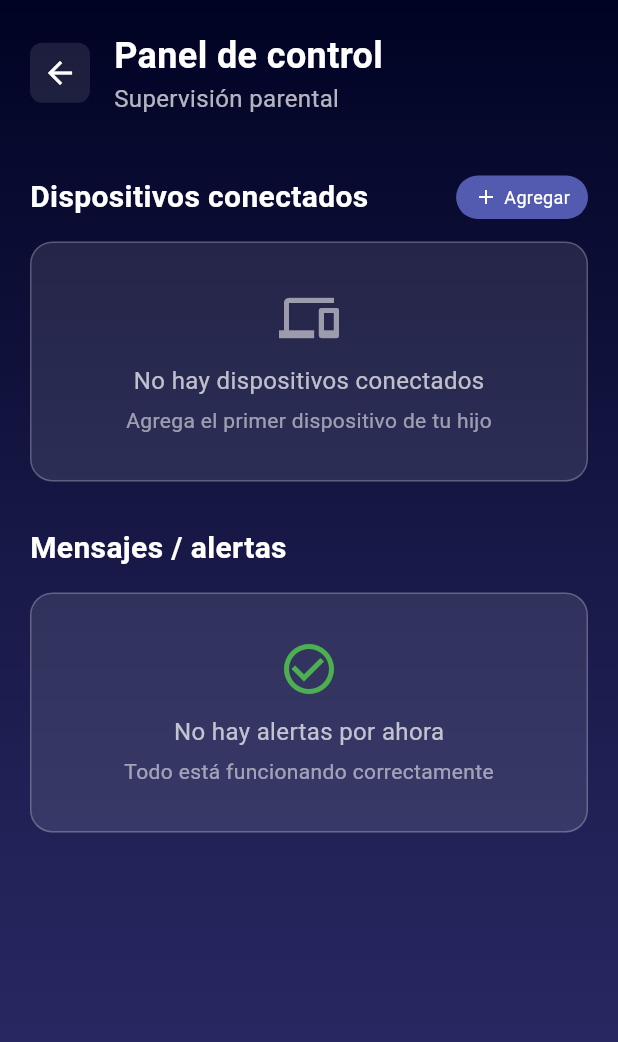
After one commit to Otrebor280971/Nexo, a Flutter app: the ParentHomePage screen opened by its route, on a phone screen of 412 x 824 dp. The commit adds this screen. Shown: the top 1042 px of the screen. Run offline on Flutter 3.47's test engine with Material 3 defaults, Android fonts, the phone set to English and light mode, and no system bars; missing offline and left inert: bcrypt.

Commit message:
HOMEPAGE PAPAS

```diff
--- /dev/null
+++ b/lib/homepage.dart
@@ -0,0 +1,562 @@
+// homepage.dart
+import 'package:flutter/material.dart';
+
+class ParentHomePage extends StatefulWidget {
+  @override
+  _ParentHomePageState createState() => _ParentHomePageState();
+}
+
+class _ParentHomePageState extends State<ParentHomePage> {
+  // Lista de dispositivos conectados
+  List<Device> connectedDevices = [];
+
+  // Lista de alertas de mensajes sospechosos
+  List<SuspiciousAlert> suspiciousAlerts = [];
+
+  @override
+  Widget build(BuildContext context) {
+    return Scaffold(
+      body: Container(
+        decoration: BoxDecoration(
+          gradient: LinearGradient(
+            begin: Alignment.topCenter,
+            end: Alignment.bottomCenter,
+            colors: [
+              Color(0xFF010324),
+              Color(0xFF1a1b4b),
+              Color(0xFF2d2e6b),
+            ],
+          ),
+        ),
+        child: SafeArea(
+          child: Column(
+            children: [
+              // Header con flecha de regreso
+              _buildHeader(),
+
+              // Contenido principal con scroll
+              Expanded(
+                child: SingleChildScrollView(
+                  padding: EdgeInsets.all(20),
+                  child: Column(
+                    crossAxisAlignment: CrossAxisAlignment.start,
+                    children: [
+                      // Sección de dispositivos
+                      _buildDevicesSection(),
+                      SizedBox(height: 30),
+
+                      // Sección de alertas
+                      _buildAlertsSection(),
+                    ],
+                  ),
+                ),
+              ),
+            ],
+          ),
+        ),
+      ),
+    );
+  }
+
+  Widget _buildHeader() {
+    return Container(
+      padding: EdgeInsets.all(20),
+      child: Row(
+        children: [
+          // Flecha para regresar
+          GestureDetector(
+            onTap: () {
+              Navigator.pushNamedAndRemoveUntil(
+                context,
+                '/parent-login',
+                (route) => false
+              );
+            },
+            child: Container(
+              padding: EdgeInsets.all(8),
+              decoration: BoxDecoration(
+                color: Colors.white.withOpacity(0.1),
+                borderRadius: BorderRadius.circular(8),
+              ),
+              child: Icon(
+                Icons.arrow_back,
+                color: Colors.white,
+                size: 24,
+              ),
+            ),
+          ),
+          SizedBox(width: 16),
+
+          // Título
+          Expanded(
+            child: Column(
+              crossAxisAlignment: CrossAxisAlignment.start,
+              children: [
+                Text(
+                  'Panel de control',
+                  style: TextStyle(
+                    color: Colors.white,
+                    fontSize: 24,
+                    fontWeight: FontWeight.bold,
+                  ),
+                ),
+                Text(
+                  'Supervisión parental',
+                  style: TextStyle(
+                    color: Colors.white70,
+                    fontSize: 16,
+                  ),
+                ),
+              ],
+            ),
+          ),
+        ],
+      ),
+    );
+  }
+
+  Widget _buildDevicesSection() {
+    return Column(
+      crossAxisAlignment: CrossAxisAlignment.start,
+      children: [
+        Row(
+          mainAxisAlignment: MainAxisAlignment.spaceBetween,
+          children: [
+            Text(
+              'Dispositivos conectados',
+              style: TextStyle(
+                color: Colors.white,
+                fontSize: 20,
+                fontWeight: FontWeight.bold,
+              ),
+            ),
+            GestureDetector(
+              onTap: () => _showAddDeviceDialog(),
+              child: Container(
+                padding: EdgeInsets.symmetric(horizontal: 12, vertical: 6),
+                decoration: BoxDecoration(
+                  color: Color(0xFF535BB0),
+                  borderRadius: BorderRadius.circular(20),
+                ),
+                child: Row(
+                  mainAxisSize: MainAxisSize.min,
+                  children: [
+                    Icon(Icons.add, color: Colors.white, size: 16),
+                    SizedBox(width: 4),
+                    Text(
+                      'Agregar',
+                      style: TextStyle(color: Colors.white, fontSize: 12),
+                    ),
+                  ],
+                ),
+              ),
+            ),
+          ],
+        ),
+        SizedBox(height: 15),
+
+        // Lista de dispositivos o mensaje vacío
+        if (connectedDevices.isNotEmpty)
+          ...connectedDevices.map((device) => _buildDeviceCard(device)).toList()
+        else
+          _buildEmptyDevicesCard(),
+      ],
+    );
+  }
+
+  Widget _buildDeviceCard(Device device) {
+    return Container(
+      margin: EdgeInsets.only(bottom: 15),
+      padding: EdgeInsets.all(16),
+      decoration: BoxDecoration(
+        color: Colors.white,
+        borderRadius: BorderRadius.circular(15),
+        boxShadow: [
+          BoxShadow(
+            color: Colors.black.withOpacity(0.1),
+            blurRadius: 10,
+            offset: Offset(0, 5),
+          ),
+        ],
+      ),
+      child: Row(
+        children: [
+          // Icono del dispositivo
+          Container(
+            width: 50,
+            height: 50,
+            decoration: BoxDecoration(
+              color: Color(0xFF4CAF50).withOpacity(0.1),
+              borderRadius: BorderRadius.circular(25),
+            ),
+            child: Icon(
+              Icons.phone_android,
+              color: Color(0xFF4CAF50),
+              size: 24,
+            ),
+          ),
+          SizedBox(width: 15),
+
+          // Información del dispositivo
+          Expanded(
+            child: Column(
+              crossAxisAlignment: CrossAxisAlignment.start,
+              children: [
+                Text(
+                  device.name,
+                  style: TextStyle(
+                    fontSize: 16,
+                    fontWeight: FontWeight.bold,
+                    color: Color(0xFF2d2e6b),
+                  ),
+                ),
+                SizedBox(height: 4),
+                Row(
+                  children: [
+                    Container(
+                      width: 8,
+                      height: 8,
+                      decoration: BoxDecoration(
+                        color: Color(0xFF4CAF50),
+                        borderRadius: BorderRadius.circular(4),
+                      ),
+                    ),
+                    SizedBox(width: 6),
+                    Text(
+                      'Conectado',
+                      style: TextStyle(
+                        fontSize: 12,
+                        color: Color(0xFF757575),
+                      ),
+                    ),
+                  ],
+                ),
+              ],
+            ),
+          ),
+
+          // Botón de eliminar
+          GestureDetector(
+            onTap: () => _removeDevice(device),
+            child: Container(
+              padding: EdgeInsets.all(8),
+              decoration: BoxDecoration(
+                color: Color(0xFFFFEBEE),
+                borderRadius: BorderRadius.circular(8),
+              ),
+              child: Icon(
+                Icons.delete_outline,
+                color: Color(0xFFF44336),
+                size: 20,
+              ),
+            ),
+          ),
+        ],
+      ),
+    );
+  }
+
+  Widget _buildEmptyDevicesCard() {
+    return Container(
+      padding: EdgeInsets.all(30),
+      decoration: BoxDecoration(
+        color: Colors.white.withOpacity(0.1),
+        borderRadius: BorderRadius.circular(15),
+        border: Border.all(color: Colors.white24),
+      ),
+      child: Center(
+        child: Column(
+          children: [
+            Icon(
+              Icons.devices,
+              color: Colors.white54,
+              size: 40,
+            ),
+            SizedBox(height: 10),
+            Text(
+              'No hay dispositivos conectados',
+              style: TextStyle(
+                color: Colors.white70,
+                fontSize: 16,
+              ),
+            ),
+            SizedBox(height: 5),
+            Text(
+              'Agrega el primer dispositivo de tu hijo',
+              style: TextStyle(
+                color: Colors.white54,
+                fontSize: 14,
+              ),
+            ),
+          ],
+        ),
+      ),
+    );
+  }
+
+  Widget _buildAlertsSection() {
+    return Column(
+      crossAxisAlignment: CrossAxisAlignment.start,
+      children: [
+        Text(
+          'Mensajes / alertas',
+          style: TextStyle(
+            color: Colors.white,
+            fontSize: 20,
+            fontWeight: FontWeight.bold,
+          ),
+        ),
+        SizedBox(height: 15),
+
+        // Lista de alertas o mensaje vacío
+        if (suspiciousAlerts.isNotEmpty)
+          ...suspiciousAlerts.map((alert) => _buildAlertCard(alert)).toList()
+        else
+          _buildEmptyAlertsCard(),
+      ],
+    );
+  }
+
+  Widget _buildAlertCard(SuspiciousAlert alert) {
+    return Container(
+      margin: EdgeInsets.only(bottom: 12),
+      padding: EdgeInsets.all(16),
+      decoration: BoxDecoration(
+        color: Colors.white,
+        borderRadius: BorderRadius.circular(12),
+        boxShadow: [
+          BoxShadow(
+            color: Colors.black.withOpacity(0.05),
+            blurRadius: 8,
+            offset: Offset(0, 2),
+          ),
+        ],
+      ),
+      child: Row(
+        children: [
+          // Icono de alerta
+          Container(
+            width: 40,
+            height: 40,
+            decoration: BoxDecoration(
+              color: Color(0xFFFF9800).withOpacity(0.1),
+              borderRadius: BorderRadius.circular(20),
+            ),
+            child: Icon(
+              Icons.warning,
+              color: Color(0xFFFF9800),
+              size: 20,
+            ),
+          ),
+          SizedBox(width: 12),
+
+          // Contenido de la alerta
+          Expanded(
+            child: Column(
+              crossAxisAlignment: CrossAxisAlignment.start,
+              children: [
+                Text(
+                  'Mensaje sospechoso detectado',
+                  style: TextStyle(
+                    fontSize: 14,
+                    fontWeight: FontWeight.w500,
+                    color: Color(0xFF2d2e6b),
+                  ),
+                ),
+                SizedBox(height: 4),
+                Text(
+                  '${alert.deviceName} • ${_formatDateTime(alert.timestamp)}',
+                  style: TextStyle(
+                    fontSize: 12,
+                    color: Color(0xFF757575),
+                  ),
+                ),
+              ],
+            ),
+          ),
+        ],
+      ),
+    );
+  }
+
+  Widget _buildEmptyAlertsCard() {
+    return Container(
+      padding: EdgeInsets.all(30),
+      decoration: BoxDecoration(
+        color: Colors.white.withOpacity(0.1),
+        borderRadius: BorderRadius.circular(15),
+        border: Border.all(color: Colors.white24),
+      ),
+      child: Center(
+        child: Column(
+          children: [
+            Icon(
+              Icons.check_circle_outline,
+              color: Color(0xFF4CAF50),
+              size: 40,
+            ),
+            SizedBox(height: 10),
+            Text(
+              'No hay alertas por ahora',
+              style: TextStyle(
+                color: Colors.white70,
+                fontSize: 16,
+              ),
+            ),
+            SizedBox(height: 5),
+            Text(
+              'Todo está funcionando correctamente',
+              style: TextStyle(
+                color: Colors.white54,
+                fontSize: 14,
+              ),
+            ),
+          ],
+        ),
+      ),
+    );
+  }
+
+  // Función para formatear fecha y hora
+  String _formatDateTime(DateTime dateTime) {
+    final now = DateTime.now();
+    final today = DateTime(now.year, now.month, now.day);
+    final alertDate = DateTime(dateTime.year, dateTime.month, dateTime.day);
+
+    if (alertDate == today) {
+      return 'Hoy ${dateTime.hour.toString().padLeft(2, '0')}:${dateTime.minute.toString().padLeft(2, '0')}';
+    } else if (alertDate == today.subtract(Duration(days: 1))) {
+      return 'Ayer ${dateTime.hour.toString().padLeft(2, '0')}:${dateTime.minute.toString().padLeft(2, '0')}';
+    } else {
+      return '${dateTime.day}/${dateTime.month} ${dateTime.hour.toString().padLeft(2, '0')}:${dateTime.minute.toString().padLeft(2, '0')}';
+    }
+  }
+
+  // Diálogo para agregar dispositivo
+  void _showAddDeviceDialog() {
+    final _codeController = TextEditingController();
+
+    showDialog(
+      context: context,
+      builder: (context) => AlertDialog(
+        title: Text('Agregar Dispositivo'),
+        content: Column(
+          mainAxisSize: MainAxisSize.min,
+          children: [
+            Text('Ingresa el código que generó tu hijo:'),
+            SizedBox(height: 15),
+            TextField(
+              controller: _codeController,
+              decoration: InputDecoration(
+                hintText: 'Código de 6 dígitos',
+                border: OutlineInputBorder(
+                  borderRadius: BorderRadius.circular(8),
+                ),
+                prefixIcon: Icon(Icons.qr_code),
+              ),
+              keyboardType: TextInputType.number,
+              maxLength: 6,
+            ),
+          ],
+        ),
+        actions: [
+          TextButton(
+            onPressed: () => Navigator.pop(context),
+            child: Text('Cancelar'),
+          ),
+          ElevatedButton(
+            style: ElevatedButton.styleFrom(
+              backgroundColor: Color(0xFF535BB0),
+            ),
+            onPressed: () {
+              if (_codeController.text.length == 6) {
+                _addDevice(_codeController.text);
+                Navigator.pop(context);
+              } else {
+                ScaffoldMessenger.of(context).showSnackBar(
+                  SnackBar(
+                    content: Text('Ingresa un código válido de 8 dígitos'),
+                    backgroundColor: Colors.red,
+                  ),
+                );
+              }
+            },
+            child: Text('Conectar', style: TextStyle(color: Colors.white)),
+          ),
+        ],
+      ),
+    );
+  }
+
+  // Función para agregar dispositivo
+  void _addDevice(String code) {
+    setState(() {
+      connectedDevices.add(Device(
+        id: code,
+        name: 'Dispositivo ${code}',
+      ));
+    });
+
+    ScaffoldMessenger.of(context).showSnackBar(
+      SnackBar(
+        content: Text('Dispositivo conectado exitosamente'),
+        backgroundColor: Colors.green,
+      ),
+    );
+  }
+
+  // Función para eliminar dispositivo
+  void _removeDevice(Device device) {
+    showDialog(
+      context: context,
+      builder: (context) => AlertDialog(
+        title: Text('Eliminar Dispositivo'),
+        content: Text('¿Estás seguro de que quieres desconectar "${device.name}"?'),
+        actions: [
+          TextButton(
+            onPressed: () => Navigator.pop(context),
+            child: Text('Cancelar'),
+          ),
+          TextButton(
+            onPressed: () {
+              setState(() {
+                connectedDevices.remove(device);
+              });
+              Navigator.pop(context);
+              ScaffoldMessenger.of(context).showSnackBar(
+                SnackBar(
+                  content: Text('Dispositivo desconectado'),
+                  backgroundColor: Colors.orange,
+                ),
+              );
+            },
+            child: Text('Eliminar', style: TextStyle(color: Colors.red)),
+          ),
+        ],
+      ),
+    );
+  }
+}
+
+// Modelos de datos simplificados
+class Device {
+  final String id;
+  final String name;
+
+  Device({
+    required this.id,
+    required this.name,
+  });
+}
+
+class SuspiciousAlert {
+  final String id;
+  final String deviceName;
+  final DateTime timestamp;
+
+  SuspiciousAlert({
+    required this.id,
+    required this.deviceName,
+    required this.timestamp,
+  });
+}
```
Also changed, not shown: lib/login.dart (+10 -3 lines), lib/main.dart (+11 -2 lines), flutter_01.png (added).
